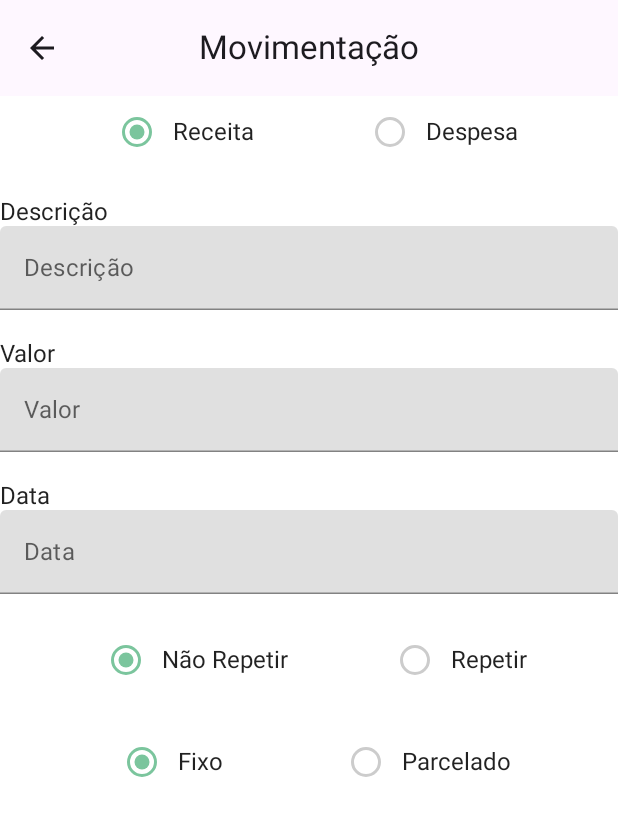
After one commit to luiz1251/meuboletopago, an Android app built with Jetpack Compose: the composable Movement shown on its own in the app's theme, on a phone screen of 412 x 824 dp. The commit adds this screen. Shown: the top 816 px of the screen. Run offline under Robolectric (Android 15) with nearby library versions, the phone set to English and light mode, and no system bars.

Commit message:
MovementPage Created

```diff
--- a/androidApp/build.gradle.kts
+++ b/androidApp/build.gradle.kts
@@ -5,11 +5,11 @@ plugins {
 
 android {
     namespace = "br.com.digitalhouse.meuboletopago.android"
-    compileSdk = 32
+    compileSdk = 33
     defaultConfig {
         applicationId = "br.com.digitalhouse.meuboletopago.android"
         minSdk = 24
-        targetSdk = 32
+        targetSdk = 33
         versionCode = 1
         versionName = "1.0"
     }
@@ -39,4 +39,6 @@ dependencies {
     implementation("androidx.compose.foundation:foundation:1.2.1")
     implementation("androidx.compose.material:material:1.2.1")
     implementation("androidx.activity:activity-compose:1.5.1")
+    implementation("androidx.compose.material3:material3:1.0.1")
+    implementation("androidx.navigation:navigation-runtime-ktx:2.5.3")
 }
--- a/androidApp/src/main/java/br/com/digitalhouse/meuboletopago/android/MainActivity.kt
+++ b/androidApp/src/main/java/br/com/digitalhouse/meuboletopago/android/MainActivity.kt
@@ -9,6 +9,7 @@ import androidx.compose.runtime.Composable
 import androidx.compose.ui.Modifier
 import androidx.compose.ui.tooling.preview.Preview
 import br.com.digitalhouse.meuboletopago.Greeting
+import br.com.digitalhouse.meuboletopago.android.movement.Movement
 
 class MainActivity : ComponentActivity() {
     override fun onCreate(savedInstanceState: Bundle?) {
@@ -19,7 +20,7 @@ class MainActivity : ComponentActivity() {
                     modifier = Modifier.fillMaxSize(),
                     color = MaterialTheme.colors.background
                 ) {
-                    GreetingView(Greeting().greet())
+                    Movement(onBack = {})
                 }
             }
         }
--- /dev/null
+++ b/androidApp/src/main/java/br/com/digitalhouse/meuboletopago/android/component/TopBar.kt
@@ -0,0 +1,35 @@
+package br.com.digitalhouse.meuboletopago.android.component
+
+import androidx.compose.material.IconButton
+import androidx.compose.material.icons.Icons
+import androidx.compose.material.icons.filled.ArrowBack
+import androidx.compose.material3.CenterAlignedTopAppBar
+import androidx.compose.material3.ExperimentalMaterial3Api
+import androidx.compose.material3.Icon
+import androidx.compose.material3.Text
+import androidx.compose.runtime.Composable
+import androidx.compose.ui.Modifier
+import androidx.compose.ui.graphics.Color
+import androidx.compose.ui.tooling.preview.Preview
+import androidx.navigation.NavController
+import androidx.compose.ui.graphics.Color.Companion.White as White1
+
+@OptIn(ExperimentalMaterial3Api::class)
+@Composable
+fun CenterTopBar(title: String, onProfileNavigation: () -> Unit, onBack: () -> Unit) {
+    CenterAlignedTopAppBar(
+        navigationIcon = { IconButton(onClick = onBack) {
+            Icon(
+                Icons.Filled.ArrowBack,
+                contentDescription = "Back")
+        }
+        },
+        title = { Text(title) }
+    )
+}
+
+@Preview
+@Composable
+fun CenterTopBarPreview() {
+    CenterTopBar(title = "Movimentação", onProfileNavigation = {}, onBack = {})
+}
--- /dev/null
+++ b/androidApp/src/main/java/br/com/digitalhouse/meuboletopago/android/movement/Movement.kt
@@ -0,0 +1,162 @@
+package br.com.digitalhouse.meuboletopago.android.movement
+
+import android.os.Build
+import androidx.annotation.RequiresApi
+import androidx.compose.foundation.layout.*
+import androidx.compose.foundation.lazy.LazyColumn
+import androidx.compose.foundation.selection.selectableGroup
+import androidx.compose.material.*
+import androidx.compose.runtime.*
+import androidx.compose.ui.Alignment
+import androidx.compose.ui.Modifier
+import androidx.compose.ui.graphics.Color
+import androidx.compose.ui.semantics.contentDescription
+import androidx.compose.ui.semantics.semantics
+import androidx.compose.ui.text.style.TextAlign
+import androidx.compose.ui.tooling.preview.Preview
+import androidx.compose.ui.unit.dp
+import br.com.digitalhouse.meuboletopago.android.MyApplicationTheme
+import br.com.digitalhouse.meuboletopago.android.component.CenterTopBar
+import java.time.LocalDate
+
+@RequiresApi(Build.VERSION_CODES.O)
+@Composable
+fun Movement(onBack: () -> Unit)  {
+    var state by remember { mutableStateOf(true) }
+    var state2 by remember { mutableStateOf(true) }
+    var state3 by remember { mutableStateOf(true) }
+    MyApplicationTheme() {
+        Scaffold (
+            topBar = { CenterTopBar(title = "Movimentação", onProfileNavigation = {}, onBack = {})}
+        ) {
+            LazyColumn(
+                modifier = Modifier.padding(it)) {
+                item {
+                    Row(
+                        Modifier.selectableGroup(),
+                        verticalAlignment = Alignment.CenterVertically) {
+                        Spacer(modifier = Modifier.weight(1f))
+                        RadioButton(
+                            selected = state,
+                            onClick = { state = true },
+                            modifier = Modifier.semantics { contentDescription = "Localized Description" },
+                            colors = RadioButtonDefaults.colors(
+                                selectedColor = Color(0xFF7BC59D),
+                                unselectedColor = Color.LightGray
+                            )
+
+                        )
+                        Text(text = "Receita")
+                        Spacer(modifier = Modifier.weight(1f))
+                        RadioButton(
+                            selected = !state,
+                            onClick = { state = false },
+                            modifier = Modifier.semantics { contentDescription = "Localized Description" },
+                            colors = RadioButtonDefaults.colors(
+                                selectedColor = Color(0xFF7BC59D),
+                                unselectedColor = Color.LightGray
+                            )
+                        )
+                        Text(text = "Despesa",
+                            textAlign = TextAlign.Center)
+                        Spacer(modifier = Modifier.weight(1f))
+                    }
+                    Spacer(modifier = Modifier.height(20.dp))
+                    Column{
+                        val descricao = remember { mutableStateOf("") }
+                        val valor = remember { mutableStateOf(Double) }
+                        val data = remember { mutableStateOf(LocalDate.now())}
+                        Text(text = "Descrição")
+                        TextField(
+                            modifier = Modifier.fillMaxWidth(),
+                            value = descricao.value,
+                            onValueChange = { },
+                            label = { Text(text = "Descrição") }
+                        )
+                        Spacer(modifier = Modifier.height(20.dp))
+                        Text(text = "Valor")
+                        TextField(
+                            modifier = Modifier.fillMaxWidth(),
+                            value = descricao.value,
+                            onValueChange = { },
+                            label = { Text(text = "Valor") }
+                        )
+                        Spacer(modifier = Modifier.height(20.dp))
+                        Text(text = "Data")
+                        TextField(
+                            modifier = Modifier.fillMaxWidth(),
+                            value = descricao.value,
+                            onValueChange = { },
+                            label = { Text(text = "Data") }
+                        )
+                    }
+                    Spacer(modifier = Modifier.height(20.dp))
+                    Row(
+                        Modifier.selectableGroup(),
+                        verticalAlignment = Alignment.CenterVertically) {
+                        Spacer(modifier = Modifier.weight(1f))
+                        RadioButton(
+                            selected = state2,
+                            onClick = { state2 = true },
+                            modifier = Modifier.semantics { contentDescription = "Localized Description" },
+                            colors = RadioButtonDefaults.colors(
+                                selectedColor = Color(0xFF7BC59D),
+                                unselectedColor = Color.LightGray
+                            )
+
+                        )
+                        Text(text = "Não Repetir")
+                        Spacer(modifier = Modifier.weight(1f))
+                        RadioButton(
+                            selected = !state2,
+                            onClick = { state2 = false },
+                            modifier = Modifier.semantics { contentDescription = "Localized Description" },
+                            colors = RadioButtonDefaults.colors(
+                                selectedColor = Color(0xFF7BC59D),
+                                unselectedColor = Color.LightGray
+                            )
+                        )
+                        Text(text = "Repetir",
+                            textAlign = TextAlign.Center)
+                        Spacer(modifier = Modifier.weight(1f))
+                    }
+                    Spacer(modifier = Modifier.height(20.dp))
+                    Row(
+                        Modifier.selectableGroup(),
+                        verticalAlignment = Alignment.CenterVertically) {
+                        Spacer(modifier = Modifier.weight(1f))
+                        RadioButton(
+                            selected = state3,
+                            onClick = { state3 = true },
+                            modifier = Modifier.semantics { contentDescription = "Localized Description" },
+                            colors = RadioButtonDefaults.colors(
+                                selectedColor = Color(0xFF7BC59D),
+                                unselectedColor = Color.LightGray
+                            )
+
+                        )
+                        Text(text = "Fixo")
+                        Spacer(modifier = Modifier.weight(1f))
+                        RadioButton(
+                            selected = !state3,
+                            onClick = { state3 = false },
+                            modifier = Modifier.semantics { contentDescription = "Localized Description" },
+                            colors = RadioButtonDefaults.colors(
+                                selectedColor = Color(0xFF7BC59D),
+                                unselectedColor = Color.LightGray
+                            )
+                        )
+                        Text(text = "Parcelado",
+                            textAlign = TextAlign.Center)
+                        Spacer(modifier = Modifier.weight(1f))
+                    }
+                }
+            }
+        }
+    }
+}
+
+
+@Preview
+@Composable
+fun Movement_Preview(){}
```
